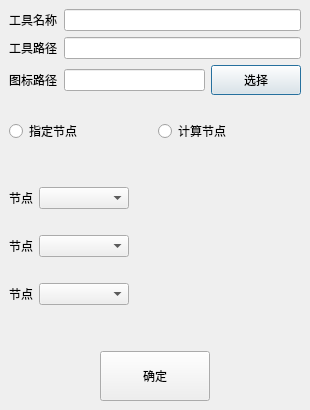
Before: the Qt Designer form digitalIntegration/AddToolInfoDialog.ui in jiaqingguo/DI, drawn with Qt 5.
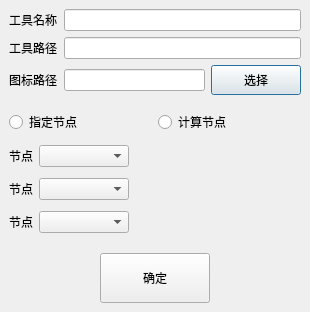
After: the same form once the commit is applied.

```diff
--- a/digitalIntegration/AddToolInfoDialog.ui
+++ b/digitalIntegration/AddToolInfoDialog.ui
@@ -7,7 +7,7 @@
     <x>0</x>
     <y>0</y>
     <width>310</width>
-    <height>410</height>
+    <height>312</height>
    </rect>
   </property>
   <property name="windowTitle">
@@ -112,13 +112,13 @@
       <number>9</number>
      </property>
      <property name="topMargin">
-      <number>9</number>
+      <number>0</number>
      </property>
      <property name="rightMargin">
       <number>9</number>
      </property>
      <property name="bottomMargin">
-      <number>9</number>
+      <number>0</number>
      </property>
      <item>
       <widget class="QRadioButton" name="accelerateRadioButton">
@@ -151,6 +151,12 @@
    <item>
     <widget class="QWidget" name="widget" native="true">
      <layout class="QGridLayout" name="gridLayout">
+      <property name="topMargin">
+       <number>0</number>
+      </property>
+      <property name="bottomMargin">
+       <number>0</number>
+      </property>
       <item row="0" column="0">
        <widget class="QLabel" name="label4">
         <property name="text">
```
